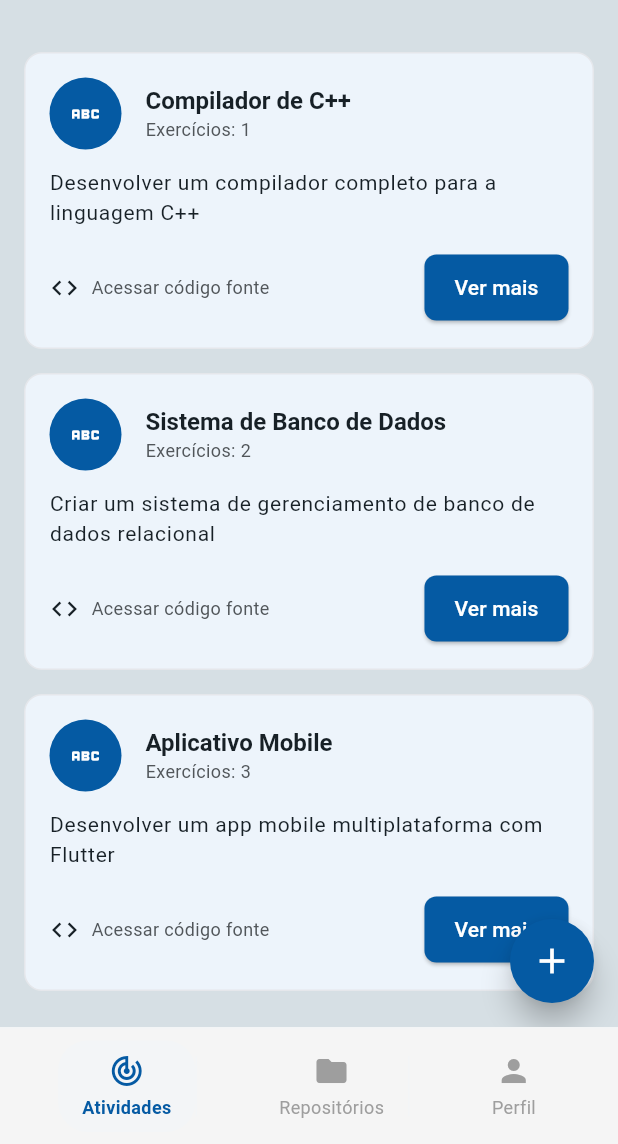
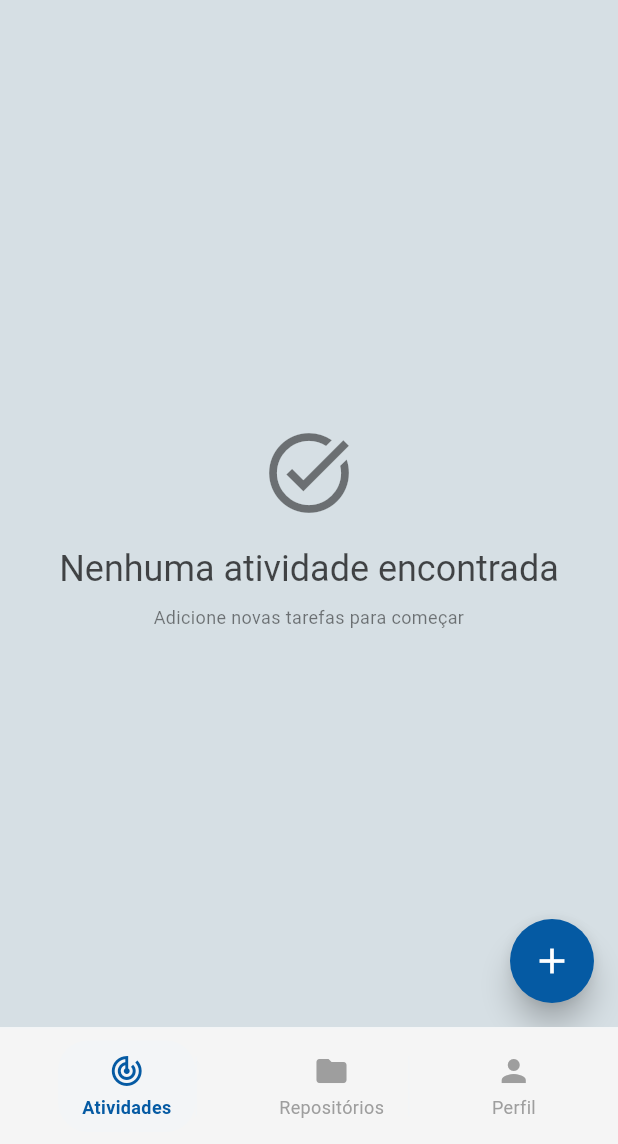
Before and after one commit to leoschwedler/Miscelania, a Flutter app: the screen it shows after launch, after a tap on the "light mode" icon, on a phone screen of 412 x 824 dp, the part 92-1236 px from its top. Run offline on Flutter 3.47's test engine with Material 3 defaults, Android fonts, the light colour scheme and no system bars; our stand-ins replace get_it, shared_preferences; Roboto replaces fonts that are missing (Montserrat, Poppins).

Commit message:
feat(tasks): persist tasks using shared_preferences (add/remove support)
- Add shared_preferences dependency and initialization
- Save/load tasks to local storage
- Wire add/remove flows to update persistence
- Update iOS/macOS configs and pods for plugin support

```diff
--- a/lib/controllers/task_controller.dart
+++ b/lib/controllers/task_controller.dart
@@ -1,12 +1,21 @@
 import 'package:flutter/material.dart';
 import 'package:miscelania/models/task_model.dart';
+import 'package:shared_preferences/shared_preferences.dart';
 
 class TaskController extends ChangeNotifier {
+  final SharedPreferences sharedPreferences;
+  static const String tasksKey = 'tasks_key';
+
   List<TaskModel> _tasks = [];
+
+  TaskController({required this.sharedPreferences}) {
+    loadTasks();
+  }
   List<TaskModel> get tasks => _tasks;
 
   void addTask(TaskModel task) {
     _tasks.add(task);
+    saveTask();
     notifyListeners();
   }
 
@@ -14,4 +23,16 @@ class TaskController extends ChangeNotifier {
     _tasks.remove(task);
     notifyListeners();
   }
+
+  void saveTask() {
+    List<String> taskJson = _tasks.map((task) => task.toJson()).toList();
+    sharedPreferences.setStringList(tasksKey, taskJson);
+  }
+
+  void loadTasks() {
+    List<String>? taskJson = sharedPreferences.getStringList(tasksKey);
+    if (taskJson != null) {
+      _tasks = taskJson.map((json) => TaskModel.fromJson(json)).toList();
+    }
+  }
 }
--- a/lib/dependencies/injector.dart
+++ b/lib/dependencies/injector.dart
@@ -2,11 +2,14 @@ import 'package:get_it/get_it.dart';
 import 'package:miscelania/controllers/bottom_nav_controller.dart';
 import 'package:miscelania/controllers/task_controller.dart';
 import 'package:miscelania/controllers/theme_controller.dart';
+import 'package:shared_preferences/shared_preferences.dart';
 
 final getIt = GetIt.instance;
 
-void injector() {
+Future<void> injector() async {
   getIt.registerSingleton<ThemeController>(ThemeController());
   getIt.registerSingleton<BottomNavController>(BottomNavController());
-  getIt.registerSingleton<TaskController>(TaskController());
+  getIt.registerSingleton<TaskController>(
+    TaskController(sharedPreferences: await SharedPreferences.getInstance()),
+  );
 }
--- a/lib/main.dart
+++ b/lib/main.dart
@@ -6,8 +6,9 @@ import 'package:miscelania/routes/router.dart';
 import 'package:miscelania/routes/app_routes.dart';
 import 'package:miscelania/themes/app_themes.dart';
 
-void main() {
-  injector();
+void main() async {
+  WidgetsFlutterBinding.ensureInitialized();
+  await injector();
   runApp(const MyApp());
 }
 
--- a/lib/models/task_model.dart
+++ b/lib/models/task_model.dart
@@ -1,7 +1,25 @@
+import 'dart:convert';
+
+import 'package:uuid/uuid.dart';
+
 class TaskModel {
+  final String id;
   final String title;
-  final int id;
   final String description;
 
-  TaskModel({required this.title, required this.id, required this.description});
+  TaskModel({String? id, required this.title, required this.description})
+    : id = id ?? const Uuid().v4();
+
+  Map<String, dynamic> toMap() {
+    return {"title": title, "description": description};
+  }
+
+  factory TaskModel.fromMap(Map<String, dynamic> map) {
+    return TaskModel(title: map['title'], description: map['description']);
+  }
+
+  String toJson() => json.encode(toMap());
+
+  factory TaskModel.fromJson(String source) =>
+      TaskModel.fromMap(json.decode(source));
 }
--- a/lib/pages/home_page.dart
+++ b/lib/pages/home_page.dart
@@ -1,37 +1,31 @@
 import 'package:flutter/material.dart';
 import 'package:get_it/get_it.dart';
 import 'package:miscelania/controllers/task_controller.dart';
-import 'package:miscelania/models/task_model.dart';
 import 'package:miscelania/routes/app_routes.dart';
 import 'package:miscelania/widgets/widgets.dart';
 
-import '../widgets/app_header.dart';
-
-class HomePage extends StatelessWidget {
+class HomePage extends StatefulWidget {
   const HomePage({super.key});
 
   @override
+  State<HomePage> createState() => _HomePageState();
+}
+
+class _HomePageState extends State<HomePage> {
+  final controller = GetIt.instance<TaskController>();
+
+  @override
+  void initState() {
+    controller.addListener(listener);
+    super.initState();
+  }
+
+  void listener() {
+    setState(() {});
+  }
+
+  @override
   Widget build(BuildContext context) {
-    final controller = GetIt.instance<TaskController>();
-    List<TaskModel> tasks = [
-      TaskModel(
-        title: "Compilador de C++",
-        id: 1,
-        description: "Desenvolver um compilador completo para a linguagem C++",
-      ),
-      TaskModel(
-        title: "Sistema de Banco de Dados",
-        id: 2,
-        description:
-            "Criar um sistema de gerenciamento de banco de dados relacional",
-      ),
-      TaskModel(
-        title: "Aplicativo Mobile",
-        id: 3,
-        description: "Desenvolver um app mobile multiplataforma com Flutter",
-      ),
-    ];
-
     return Scaffold(
       body: SafeArea(
         child: Column(
@@ -40,7 +34,7 @@ class HomePage extends StatelessWidget {
             const AppHeader(),
 
             // Lista de atividades
-            Expanded(child: TaskList(tasks: tasks)),
+            Expanded(child: TaskList(tasks: controller.tasks)),
           ],
         ),
       ),
--- a/lib/widgets/task_card.dart
+++ b/lib/widgets/task_card.dart
@@ -1,4 +1,6 @@
 import 'package:flutter/material.dart';
+import 'package:get_it/get_it.dart';
+import 'package:miscelania/controllers/task_controller.dart';
 import 'package:miscelania/models/task_model.dart';
 
 class TaskCard extends StatelessWidget {
@@ -8,6 +10,7 @@ class TaskCard extends StatelessWidget {
   @override
   Widget build(BuildContext context) {
     final theme = Theme.of(context);
+    final controller = GetIt.instance<TaskController>();
 
     return Container(
       padding: const EdgeInsets.all(16),
@@ -37,7 +40,7 @@ class TaskCard extends StatelessWidget {
                   borderRadius: BorderRadius.circular(24),
                 ),
                 child: Icon(
-                  Icons.abc_outlined,
+                  Icons.task,
                   color: theme.colorScheme.onPrimary,
                   size: 24,
                 ),
@@ -48,15 +51,12 @@ class TaskCard extends StatelessWidget {
               // Título e contador de exercícios
               Expanded(
                 child: Column(
+                  mainAxisAlignment: MainAxisAlignment.start,
                   crossAxisAlignment: CrossAxisAlignment.start,
                   children: [
                     Text(
                       taskModel.title,
                       style: theme.textTheme.headlineMedium,
-                    ),
-                    Text(
-                      'Exercícios: ${taskModel.id}',
-                      style: theme.textTheme.bodyMedium,
                     ),
                   ],
                 ),
@@ -76,28 +76,19 @@ class TaskCard extends StatelessWidget {
 
           // Botões de ação
           Row(
+            mainAxisAlignment: MainAxisAlignment.end,
             children: [
-              // Link do GitHub
-              Expanded(
-                child: InkWell(
-                  onTap: () {},
-                  child: Row(
-                    mainAxisSize: MainAxisSize.min,
-                    children: [
-                      Icon(
-                        Icons.code,
-                        color: theme.colorScheme.onSurface,
-                        size: 20,
-                      ),
-                      const SizedBox(width: 8),
-                      Text(
-                        'Acessar código fonte',
-                        style: theme.textTheme.bodyMedium,
-                      ),
-                    ],
-                  ),
+              ElevatedButton(
+                style: ElevatedButton.styleFrom(backgroundColor: Colors.red),
+                onPressed: () {
+                  controller.removeTask(taskModel);
+                },
+                child: const Text(
+                  'Remover',
+                  style: TextStyle(fontSize: 14, fontWeight: FontWeight.w500),
                 ),
               ),
+              Spacer(),
 
               // Botão "Ver mais"
               ElevatedButton(
--- a/lib/widgets/task_list.dart
+++ b/lib/widgets/task_list.dart
@@ -42,7 +42,6 @@ class TaskList extends StatelessWidget {
 
   Widget _buildEmptyState(BuildContext context) {
     final theme = Theme.of(context);
-
     return Container(
       padding: const EdgeInsets.all(32),
       child: Column(
--- a/pubspec.yaml
+++ b/pubspec.yaml
@@ -36,6 +36,8 @@ dependencies:
   cupertino_icons: ^1.0.8
   get_it: ^8.2.0
   provider: ^6.1.1 # Adicionar esta linha
+  uuid: ^4.5.1
+  shared_preferences: ^2.5.3
 
 dev_dependencies:
   flutter_test:
```
Also changed, not shown: lib/pages/new_task_page.dart (+14 -13 lines), pubspec.lock, 10 other files.
